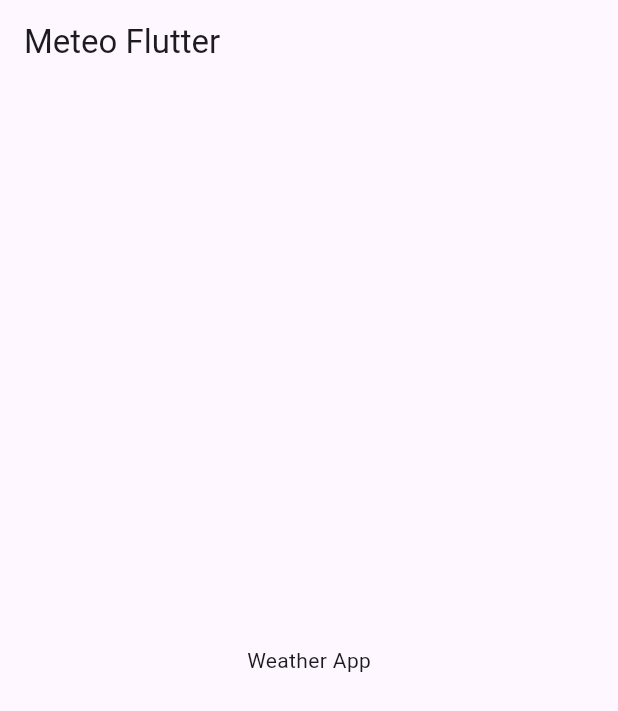
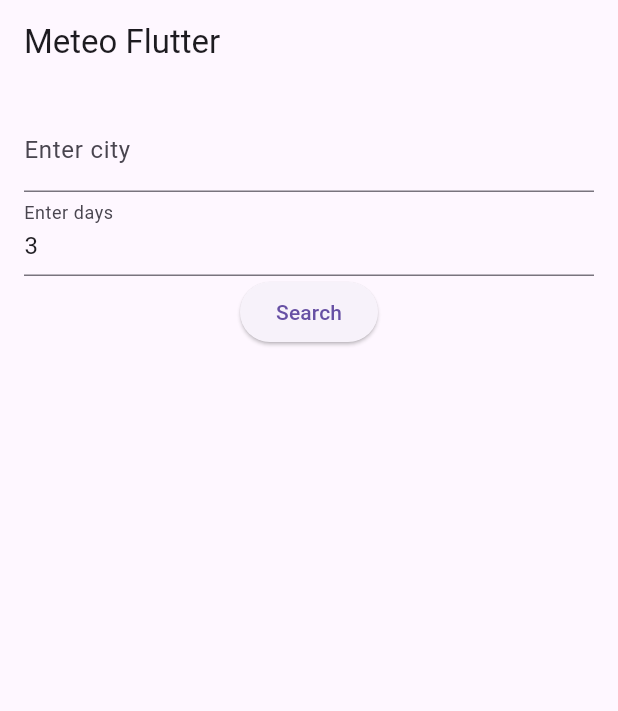
Before and after one commit to phil51297/flutter_meteo, a Flutter app: the screen it shows after launch, on a phone screen of 412 x 824 dp. Shown: the top 711 px of the screen. Run offline on Flutter 3.47's test engine with Material 3 defaults, Android fonts, the phone set to English and light mode, and no system bars.

Commit message:
feat: implemented service and provider in main app and added inputs

```diff
--- a/lib/main.dart
+++ b/lib/main.dart
@@ -1,4 +1,7 @@
 import 'package:flutter/material.dart';
+import 'package:meteo_flutter/providers/weather_provider.dart';
+import 'package:meteo_flutter/services/api_service.dart';
+import 'package:provider/provider.dart';
 
 void main() {
   runApp(MyApp());
@@ -9,18 +12,49 @@
 
   @override
   Widget build(BuildContext context) {
-    return MaterialApp(
-      home: WeatherApp(),
+    return MultiProvider(
+      providers: [
+        ChangeNotifierProvider(
+          create: (_) => WeatherProvider(apiService: ApiService()),
+        ),
+      ],
+      child: MaterialApp(
+        home: WeatherApp(),
+      ),
     );
   }
 }
 
 class WeatherApp extends StatelessWidget {
+  final TextEditingController cityController = TextEditingController();
+  final TextEditingController daysController = TextEditingController(text: '3');
+
+  WeatherApp({super.key});
+
   @override
   Widget build(BuildContext context) {
     return Scaffold(
       appBar: AppBar(title: Text('Meteo Flutter')),
-      body: Center(child: Text('Weather App')),
+      body: Padding(
+        padding: const EdgeInsets.all(16.0),
+        child: Column(
+          children: [
+            TextField(
+              controller: cityController,
+              decoration: InputDecoration(labelText: 'Enter city'),
+            ),
+            TextField(
+              controller: daysController,
+              decoration: InputDecoration(labelText: 'Enter days'),
+              keyboardType: TextInputType.number,
+            ),
+            ElevatedButton(
+              onPressed: () {},
+              child: Text('Search'),
+            ),
+          ],
+        ),
+      ),
     );
   }
 }
--- a/pubspec.yaml
+++ b/pubspec.yaml
@@ -35,6 +35,7 @@ dependencies:
   # Use with the CupertinoIcons class for iOS style icons.
   cupertino_icons: ^1.0.8
   http: ^0.13.3
+  provider: ^6.0.0
 
 dev_dependencies:
   flutter_test:
```
Also changed, not shown: pubspec.lock.
